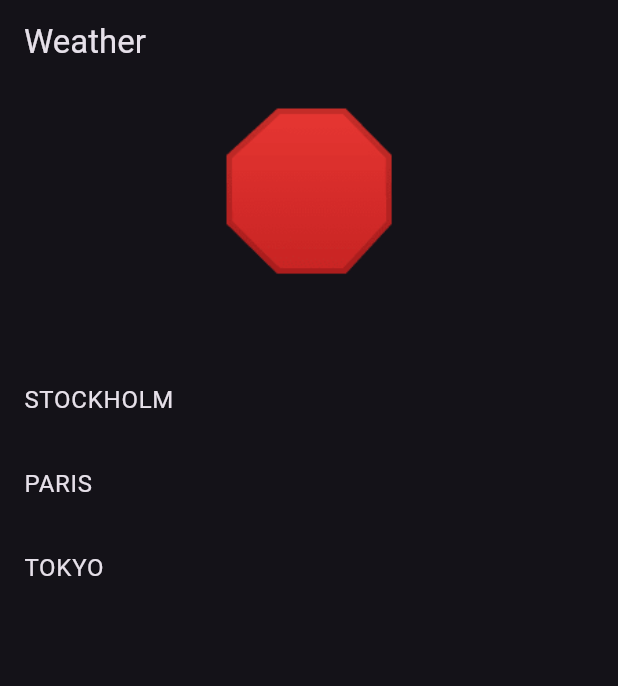
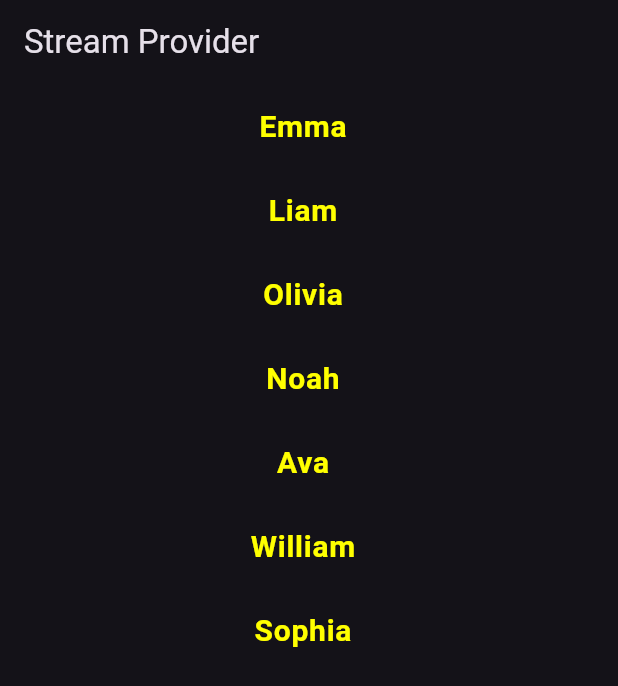
Before and after one commit to NSM722/State-in-Flutter, a Flutter app: the screen it shows after launch, on a phone screen of 412 x 824 dp. Shown: the top 686 px of the screen. Run offline on Flutter 3.47's test engine with Material 3 defaults, Android fonts, the phone set to English and light mode, and no system bars; our stand-ins replace hooks_riverpod.

Commit message:
feat: reading stream providers

```diff
--- /dev/null
+++ b/lib/examples/names_streams.dart
@@ -0,0 +1,49 @@
+import 'package:flutter/material.dart';
+import 'package:flutter_state_management/provider/names_provider.dart';
+import 'package:hooks_riverpod/hooks_riverpod.dart';
+
+class HomePage extends ConsumerWidget {
+  const HomePage({super.key});
+
+  @override
+  Widget build(BuildContext context, WidgetRef ref) {
+    final names = ref.watch(namesProvider);
+    return Scaffold(
+      appBar: AppBar(
+        title: const Text(
+          'Stream Provider',
+        ),
+      ),
+      body: names.when(
+        data: (names) {
+          return ListView.builder(
+              itemCount: names.length,
+              itemBuilder: (context, index) {
+                return ListTile(
+                  title: Center(
+                    child: Text(
+                      names.elementAt(index),
+                      style: const TextStyle(
+                          fontSize: 20, fontWeight: FontWeight.bold, color: Colors.yellowAccent),
+                    ),
+                  ),
+                );
+              });
+        },
+        error: (error, stackTrace) => const Center(
+          child: Text(
+            'Reached the end of the list!',
+            style: TextStyle(
+              color: Colors.lightBlueAccent,
+              fontSize: 30,
+              fontWeight: FontWeight.bold,
+            ),
+          ),
+        ),
+        loading: () => const Center(
+          child: CircularProgressIndicator(),
+        ),
+      ),
+    );
+  }
+}
--- a/lib/main.dart
+++ b/lib/main.dart
@@ -3,7 +3,8 @@ import 'package:hooks_riverpod/hooks_riverpod.dart';
 // import 'package:flutter_state_management/examples/counter.dart';
 // import 'package:flutter_state_management/examples/counter.dart';
 // import 'package:flutter_state_management/examples/date.dart';
-import 'package:flutter_state_management/examples/weather.dart';
+// import 'package:flutter_state_management/examples/weather.dart';
+import 'package:flutter_state_management/examples/names_streams.dart';
 
 void main() {
   runApp(
--- /dev/null
+++ b/lib/provider/names_provider.dart
@@ -0,0 +1,39 @@
+import 'package:hooks_riverpod/hooks_riverpod.dart';
+
+const List<String> names = [
+  'Emma',
+  'Liam',
+  'Olivia',
+  'Noah',
+  'Ava',
+  'William',
+  'Sophia',
+  'James',
+  'Isabella',
+  'Benjamin',
+  'Mia',
+  'Elijah',
+];
+
+// create stream provider
+final tickerProvider = StreamProvider<int>((ref) {
+  // provide values from 1
+  return Stream.periodic(
+    const Duration(seconds: 1),
+    (x) => x + 1,
+  );
+});
+
+// create names provider which will listen to the tickerProvider
+// and return the names list based on the value of the tickerProvider
+final namesProvider = StreamProvider((ref) {
+  // convert the tickerProvider future to a stream
+  final ticker = ref.watch(tickerProvider.future).asStream();
+  // return the names list based on the value of the tickerProvider
+  return ticker.map(
+    (count) => names.getRange(
+      0,
+      count,
+    ),
+  );
+});
```
Also changed, not shown: 1 other file.
